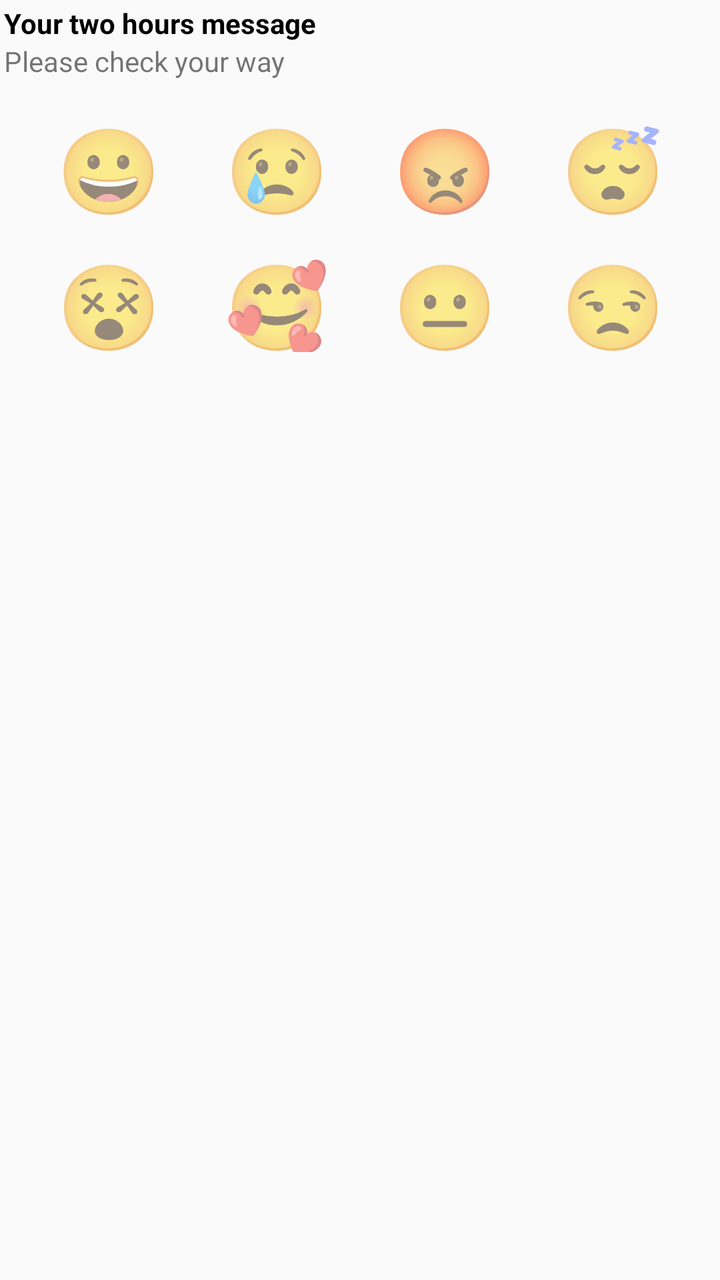
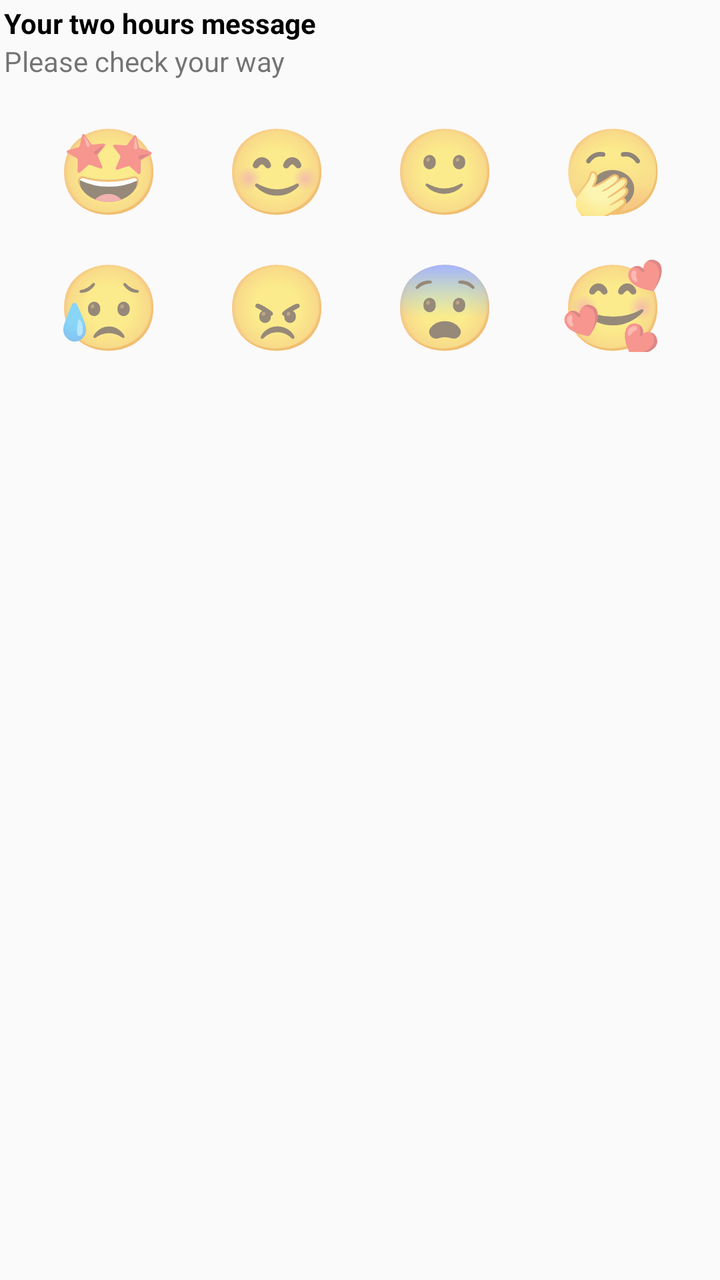

Before-and-after screenshots of an Android layout around one commit, followed by the original layout XML and the change that was made.
<!-- AndroidManifest.xml: application theme Theme.MyMood -->
<!-- res/layout/notification_custom_layout.xml -->
<?xml version="1.0" encoding="utf-8"?>
<LinearLayout
    xmlns:android="http://schemas.android.com/apk/res/android"
    android:layout_width="match_parent"
    android:layout_height="wrap_content"
    android:orientation="vertical"
    android:padding="2dp">

    <TextView
        android:id="@+id/notification_title"
        android:layout_width="wrap_content"
        android:layout_height="wrap_content"
        android:text="Your two hours message"
        android:textStyle="bold"
        android:textColor="@android:color/black"/>

    <TextView
        android:id="@+id/notification_text"
        android:layout_width="wrap_content"
        android:layout_height="wrap_content"
        android:text="Please check your way"/>

    <LinearLayout
        android:layout_width="match_parent"
        android:layout_height="wrap_content"
        android:orientation="horizontal"
        android:gravity="center"
        android:layout_marginTop="@dimen/notif_action_emoji_spacing">
        <TextView
            android:id="@+id/action_button_1"
            android:layout_width="@dimen/notif_action_button_size"
            android:layout_height="@dimen/notif_action_button_size"
            android:layout_marginStart="@dimen/notif_action_emoji_spacing"
            android:layout_marginEnd="@dimen/notif_action_emoji_spacing"
            android:background="?android:attr/selectableItemBackgroundBorderless"
            android:clickable="true"
            android:focusable="true"
            android:gravity="center"
            android:text="😀"
            android:textSize="@dimen/notif_action_emoji_size"
            android:tooltipText="@string/happy" />
        <TextView
            android:id="@+id/action_button_2"
            android:layout_width="@dimen/notif_action_button_size"
            android:layout_height="@dimen/notif_action_button_size"
            android:text="😢"
            android:gravity="center"
            android:textSize="@dimen/notif_action_emoji_size"  android:background="?android:attr/selectableItemBackgroundBorderless"
            android:layout_marginStart="@dimen/notif_action_emoji_spacing"
            android:layout_marginEnd="@dimen/notif_action_emoji_spacing"
            android:clickable="true"
            android:focusable="true"
            android:tooltipText="@string/cray"/>
        <TextView
            android:id="@+id/action_button_3"
            android:layout_width="@dimen/notif_action_button_size"
            android:layout_height="@dimen/notif_action_button_size"
            android:text="😡"
            android:gravity="center"
            android:textSize="@dimen/notif_action_emoji_size"  android:background="?android:attr/selectableItemBackgroundBorderless"
            android:layout_marginStart="@dimen/notif_action_emoji_spacing"
            android:layout_marginEnd="@dimen/notif_action_emoji_spacing"
            android:clickable="true"
            android:focusable="true"
            android:tooltipText="@string/angry"/>
        <TextView
            android:id="@+id/action_button_4"
            android:layout_width="@dimen/notif_action_button_size"
            android:layout_height="@dimen/notif_action_button_size"
            android:text="😴"
            android:gravity="center"
            android:textSize="@dimen/notif_action_emoji_size"  android:background="?android:attr/selectableItemBackgroundBorderless"
            android:layout_marginStart="@dimen/notif_action_emoji_spacing"
            android:layout_marginEnd="@dimen/notif_action_emoji_spacing"
            android:clickable="true"
            android:focusable="true"
            android:tooltipText="@string/sleep"/>


    </LinearLayout>
    <LinearLayout
        android:layout_width="match_parent"
        android:layout_height="wrap_content"
        android:orientation="horizontal"
        android:gravity="center"
        android:layout_marginTop="@dimen/notif_action_emoji_spacing">
        <TextView
            android:id="@+id/action_button_5"
            android:layout_width="@dimen/notif_action_button_size"
            android:layout_height="@dimen/notif_action_button_size"
            android:text="😵"
            android:gravity="center"
            android:textSize="@dimen/notif_action_emoji_size"  android:background="?android:attr/selectableItemBackgroundBorderless"
            android:layout_marginStart="@dimen/notif_action_emoji_spacing"
            android:layout_marginEnd="@dimen/notif_action_emoji_spacing"
            android:clickable="true"
            android:focusable="true"
            android:tooltipText="@string/wow"/>
        <TextView
            android:id="@+id/action_button_6"
            android:layout_width="@dimen/notif_action_button_size"
            android:layout_height="@dimen/notif_action_button_size"
            android:text="🥰"
            android:gravity="center"
            android:textSize="@dimen/notif_action_emoji_size"  android:background="?android:attr/selectableItemBackgroundBorderless"
            android:layout_marginStart="@dimen/notif_action_emoji_spacing"
            android:layout_marginEnd="@dimen/notif_action_emoji_spacing"
            android:clickable="true"
            android:focusable="true"
            android:tooltipText="@string/love"/>
        <TextView
            android:id="@+id/action_button_7"
            android:layout_width="@dimen/notif_action_button_size"
            android:layout_height="@dimen/notif_action_button_size"
            android:text="😐"
            android:gravity="center"
            android:textSize="@dimen/notif_action_emoji_size"  android:background="?android:attr/selectableItemBackgroundBorderless"
            android:layout_marginStart="@dimen/notif_action_emoji_spacing"
            android:layout_marginEnd="@dimen/notif_action_emoji_spacing"
            android:clickable="true"
            android:focusable="true"
            android:tooltipText="@string/indifference"/>
        <TextView
            android:id="@+id/action_button_8"
            android:layout_width="@dimen/notif_action_button_size"
            android:layout_height="@dimen/notif_action_button_size"
            android:text="😒"
            android:gravity="center"
            android:textSize="@dimen/notif_action_emoji_size"  android:background="?android:attr/selectableItemBackgroundBorderless"
            android:layout_marginStart="@dimen/notif_action_emoji_spacing"
            android:layout_marginEnd="@dimen/notif_action_emoji_spacing"
            android:clickable="true"
            android:focusable="true"
            android:tooltipText="@string/unamused"/>


    </LinearLayout>

</LinearLayout>
<!-- resources referenced by this layout -->
<resources>
  <dimen name="notif_action_button_size">52dp</dimen>
  <dimen name="notif_action_emoji_size">42sp</dimen>
  <dimen name="notif_action_emoji_spacing">16dp</dimen>
  <string name="angry">ANGRY</string>
  <string name="cray">CRAY</string>
  <string name="happy">HAPPY</string>
  <string name="indifference">INDIFFERENCE</string>
  <string name="love">LOVE</string>
  <string name="sleep">SLEEP</string>
  <string name="unamused">UNAMUSED</string>
  <string name="wow">WOW</string>
  <style name="Theme.MyMood" parent="android:Theme.Material.Light.NoActionBar" />
</resources>

<!-- the commit's change to res/layout/notification_custom_layout.xml (unified diff, before → after) -->
@@ -1,6 +1,5 @@
 <?xml version="1.0" encoding="utf-8"?>
-<LinearLayout
-    xmlns:android="http://schemas.android.com/apk/res/android"
+<LinearLayout xmlns:android="http://schemas.android.com/apk/res/android"
     android:layout_width="match_parent"
     android:layout_height="wrap_content"
     android:orientation="vertical"
@@ -11,21 +10,22 @@
         android:layout_width="wrap_content"
         android:layout_height="wrap_content"
         android:text="Your two hours message"
-        android:textStyle="bold"
-        android:textColor="@android:color/black"/>
+        android:textColor="@android:color/black"
+        android:textStyle="bold" />
 
     <TextView
         android:id="@+id/notification_text"
         android:layout_width="wrap_content"
         android:layout_height="wrap_content"
-        android:text="Please check your way"/>
+        android:text="Please check your way" />
 
     <LinearLayout
         android:layout_width="match_parent"
         android:layout_height="wrap_content"
-        android:orientation="horizontal"
+        android:layout_marginTop="@dimen/notif_action_emoji_spacing"
         android:gravity="center"
-        android:layout_marginTop="@dimen/notif_action_emoji_spacing">
+        android:orientation="horizontal">
+
         <TextView
             android:id="@+id/action_button_1"
             android:layout_width="@dimen/notif_action_button_size"
@@ -36,102 +36,117 @@
             android:clickable="true"
             android:focusable="true"
             android:gravity="center"
-            android:text="😀"
+            android:text="🤩"
             android:textSize="@dimen/notif_action_emoji_size"
-            android:tooltipText="@string/happy" />
+            android:tooltipText="EXCITED" />
+
         <TextView
             android:id="@+id/action_button_2"
             android:layout_width="@dimen/notif_action_button_size"
             android:layout_height="@dimen/notif_action_button_size"
-            android:text="😢"
-            android:gravity="center"
-            android:textSize="@dimen/notif_action_emoji_size"  android:background="?android:attr/selectableItemBackgroundBorderless"
             android:layout_marginStart="@dimen/notif_action_emoji_spacing"
             android:layout_marginEnd="@dimen/notif_action_emoji_spacing"
+            android:background="?android:attr/selectableItemBackgroundBorderless"
             android:clickable="true"
             android:focusable="true"
-            android:tooltipText="@string/cray"/>
+            android:gravity="center"
+            android:text="😊"
+            android:textSize="@dimen/notif_action_emoji_size"
+            android:tooltipText="@string/happy1" />
+
         <TextView
             android:id="@+id/action_button_3"
             android:layout_width="@dimen/notif_action_button_size"
             android:layout_height="@dimen/notif_action_button_size"
-            android:text="😡"
-            android:gravity="center"
-            android:textSize="@dimen/notif_action_emoji_size"  android:background="?android:attr/selectableItemBackgroundBorderless"
             android:layout_marginStart="@dimen/notif_action_emoji_spacing"
             android:layout_marginEnd="@dimen/notif_action_emoji_spacing"
+            android:background="?android:attr/selectableItemBackgroundBorderless"
             android:clickable="true"
             android:focusable="true"
-            android:tooltipText="@string/angry"/>
+            android:gravity="center"
+            android:text="🙂"
+            android:textSize="@dimen/notif_action_emoji_size"
+            android:tooltipText="@string/neutral" />
+
         <TextView
             android:id="@+id/action_button_4"
             android:layout_width="@dimen/notif_action_button_size"
             android:layout_height="@dimen/notif_action_button_size"
-            android:text="😴"
-            android:gravity="center"
-            android:textSize="@dimen/notif_action_emoji_size"  android:background="?android:attr/selectableItemBackgroundBorderless"
             android:layout_marginStart="@dimen/notif_action_emoji_spacing"
             android:layout_marginEnd="@dimen/notif_action_emoji_spacing"
+            android:background="?android:attr/selectableItemBackgroundBorderless"
             android:clickable="true"
             android:focusable="true"
-            android:tooltipText="@string/sleep"/>
+            android:gravity="center"
+            android:text="🥱"
+            android:textSize="@dimen/notif_action_emoji_size"
+            android:tooltipText="@string/tired" />
 
 
     </LinearLayout>
+
     <LinearLayout
         android:layout_width="match_parent"
         android:layout_height="wrap_content"
-        android:orientation="horizontal"
+        android:layout_marginTop="@dimen/notif_action_emoji_spacing"
         android:gravity="center"
-        android:layout_marginTop="@dimen/notif_action_emoji_spacing">
+        android:orientation="horizontal">
+
         <TextView
             android:id="@+id/action_button_5"
             android:layout_width="@dimen/notif_action_button_size"
             android:layout_height="@dimen/notif_action_button_size"
-            android:text="😵"
-            android:gravity="center"
-            android:textSize="@dimen/notif_action_emoji_size"  android:background="?android:attr/selectableItemBackgroundBorderless"
             android:layout_marginStart="@dimen/notif_action_emoji_spacing"
             android:layout_marginEnd="@dimen/notif_action_emoji_spacing"
+            android:background="?android:attr/selectableItemBackgroundBorderless"
             android:clickable="true"
             android:focusable="true"
-            android:tooltipText="@string/wow"/>
+            android:gravity="center"
+            android:text="😥"
+            android:textSize="@dimen/notif_action_emoji_size"
+            android:tooltipText="@string/sad" />
+
         <TextView
             android:id="@+id/action_button_6"
             android:layout_width="@dimen/notif_action_button_size"
             android:layout_height="@dimen/notif_action_button_size"
-            android:text="🥰"
-            android:gravity="center"
-            android:textSize="@dimen/notif_action_emoji_size"  android:background="?android:attr/selectableItemBackgroundBorderless"
             android:layout_marginStart="@dimen/notif_action_emoji_spacing"
             android:layout_marginEnd="@dimen/notif_action_emoji_spacing"
+            android:background="?android:attr/selectableItemBackgroundBorderless"
             android:clickable="true"
             android:focusable="true"
-            android:tooltipText="@string/love"/>
+            android:gravity="center"
+            android:text="😠"
+            android:textSize="@dimen/notif_action_emoji_size"
+            android:tooltipText="@string/angry1" />
+
         <TextView
             android:id="@+id/action_button_7"
             android:layout_width="@dimen/notif_action_button_size"
             android:layout_height="@dimen/notif_action_button_size"
-            android:text="😐"
-            android:gravity="center"
-            android:textSize="@dimen/notif_action_emoji_size"  android:background="?android:attr/selectableItemBackgroundBorderless"
             android:layout_marginStart="@dimen/notif_action_emoji_spacing"
             android:layout_marginEnd="@dimen/notif_action_emoji_spacing"
+            android:background="?android:attr/selectableItemBackgroundBorderless"
             android:clickable="true"
             android:focusable="true"
-            android:tooltipText="@string/indifference"/>
+            android:gravity="center"
+            android:text="😨"
+            android:textSize="@dimen/notif_action_emoji_size"
+            android:tooltipText="@string/anxious" />
+
         <TextView
             android:id="@+id/action_button_8"
             android:layout_width="@dimen/notif_action_button_size"
             android:layout_height="@dimen/notif_action_button_size"
-            android:text="😒"
-            android:gravity="center"
-            android:textSize="@dimen/notif_action_emoji_size"  android:background="?android:attr/selectableItemBackgroundBorderless"
             android:layout_marginStart="@dimen/notif_action_emoji_spacing"
             android:layout_marginEnd="@dimen/notif_action_emoji_spacing"
+            android:background="?android:attr/selectableItemBackgroundBorderless"
             android:clickable="true"
             android:focusable="true"
-            android:tooltipText="@string/unamused"/>
+            android:gravity="center"
+            android:text="🥰"
+            android:textSize="@dimen/notif_action_emoji_size"
+            android:tooltipText="@string/loved" />
 
 
     </LinearLayout>
<!-- resource entries referenced after the edit -->
@@ -3,14 +3,13 @@
   <dimen name="notif_action_button_size">52dp</dimen>
   <dimen name="notif_action_emoji_size">42sp</dimen>
   <dimen name="notif_action_emoji_spacing">16dp</dimen>
-  <string name="angry">ANGRY</string>
-  <string name="cray">CRAY</string>
-  <string name="happy">HAPPY</string>
-  <string name="indifference">INDIFFERENCE</string>
-  <string name="love">LOVE</string>
-  <string name="sleep">SLEEP</string>
-  <string name="unamused">UNAMUSED</string>
-  <string name="wow">WOW</string>
+  <string name="angry1">ANGRY</string>
+  <string name="anxious">ANXIOUS</string>
+  <string name="happy1">HAPPY</string>
+  <string name="loved">LOVED</string>
+  <string name="neutral">NEUTRAL</string>
+  <string name="sad">SAD</string>
+  <string name="tired">TIRED</string>
   <style name="Theme.MyMood" parent="android:Theme.Material.Light.NoActionBar" />
 </resources>
 
